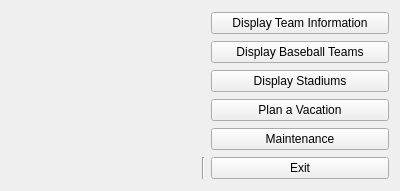
Old version of the form mainmenu.ui in the repository bbisuna0/CS1D_baseball.
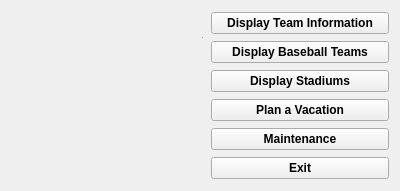
New version of the form. Icons and pictures are not drawn.

What changed in the file:
```diff
--- a/mainmenu.ui
+++ b/mainmenu.ui
@@ -28,6 +28,11 @@
   <layout class="QGridLayout" name="gridLayout">
    <item row="1" column="2">
     <widget class="QPushButton" name="pb_team_report">
+     <property name="font">
+      <font>
+       <bold>true</bold>
+      </font>
+     </property>
      <property name="text">
       <string>Display Baseball Teams</string>
      </property>
@@ -35,6 +40,11 @@
    </item>
    <item row="4" column="2">
     <widget class="QPushButton" name="pb_maintenance">
+     <property name="font">
+      <font>
+       <bold>true</bold>
+      </font>
+     </property>
      <property name="text">
       <string>Maintenance</string>
      </property>
@@ -42,6 +52,11 @@
    </item>
    <item row="0" column="2">
     <widget class="QPushButton" name="pb_team_details">
+     <property name="font">
+      <font>
+       <bold>true</bold>
+      </font>
+     </property>
      <property name="text">
       <string>Display Team Information</string>
      </property>
@@ -49,6 +64,11 @@
    </item>
    <item row="5" column="2">
     <widget class="QPushButton" name="pb_exit">
+     <property name="font">
+      <font>
+       <bold>true</bold>
+      </font>
+     </property>
      <property name="text">
       <string>Exit</string>
      </property>
@@ -56,6 +76,11 @@
    </item>
    <item row="2" column="2">
     <widget class="QPushButton" name="pb_stadium_report">
+     <property name="font">
+      <font>
+       <bold>true</bold>
+      </font>
+     </property>
      <property name="text">
       <string>Display Stadiums</string>
      </property>
@@ -63,6 +88,11 @@
    </item>
    <item row="3" column="2">
     <widget class="QPushButton" name="pb_plan_vacation">
+     <property name="font">
+      <font>
+       <bold>true</bold>
+      </font>
+     </property>
      <property name="text">
       <string>Plan a Vacation</string>
      </property>
@@ -93,8 +123,20 @@
      </property>
     </widget>
    </item>
-   <item row="5" column="1">
+   <item row="0" column="1" rowspan="2">
     <widget class="Line" name="line">
+     <property name="minimumSize">
+      <size>
+       <width>0</width>
+       <height>1</height>
+      </size>
+     </property>
+     <property name="maximumSize">
+      <size>
+       <width>16777215</width>
+       <height>1</height>
+      </size>
+     </property>
      <property name="orientation">
       <enum>Qt::Orientation::Vertical</enum>
      </property>
```
